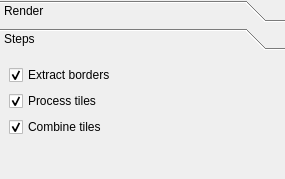
Above: src/gui/config_editor.ui from Trailblaze-Software/Blaze before the change. Below: the same form after it.
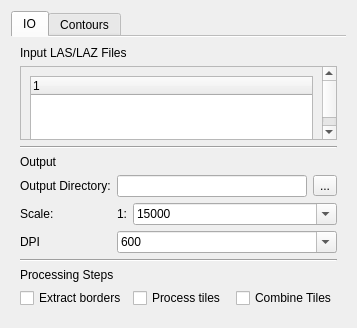
That is the form after the change. The open tabs and pages were chosen to show the change. Icons and pictures are not drawn.

```diff
--- a/src/gui/config_editor.ui
+++ b/src/gui/config_editor.ui
@@ -1,62 +1,125 @@
 <?xml version="1.0" encoding="UTF-8"?>
 <ui version="4.0">
  <class>ConfigEditor</class>
- <widget class="QToolBox" name="ConfigEditor">
+ <widget class="QWidget" name="ConfigEditor">
   <property name="geometry">
    <rect>
     <x>0</x>
     <y>0</y>
-    <width>285</width>
-    <height>179</height>
+    <width>264</width>
+    <height>287</height>
    </rect>
   </property>
-  <property name="windowTitle">
-   <string>ToolBox</string>
-  </property>
-  <widget class="QWidget" name="render_page">
-   <attribute name="icon">
-    <iconset theme="QIcon::ThemeIcon::DocumentPrintPreview"/>
-   </attribute>
-   <attribute name="label">
-    <string>Render</string>
-   </attribute>
-   <attribute name="toolTip">
-    <string>Scale of rendered map images</string>
-   </attribute>
-   <layout class="QFormLayout" name="formLayout">
-    <item row="0" column="0">
+  <layout class="QVBoxLayout">
+   <item>
+    <widget class="QTabWidget" name="tabWidget">
+     <property name="autoFillBackground">
+      <bool>false</bool>
+     </property>
+     <property name="tabPosition">
+      <enum>QTabWidget::TabPosition::North</enum>
+     </property>
+     <property name="tabShape">
+      <enum>QTabWidget::TabShape::Rounded</enum>
+     </property>
+     <property name="currentIndex">
+      <number>0</number>
+     </property>
+     <property name="elideMode">
+      <enum>Qt::TextElideMode::ElideNone</enum>
+     </property>
+     <property name="usesScrollButtons">
+      <bool>false</bool>
+     </property>
+     <property name="documentMode">
+      <bool>true</bool>
+     </property>
+     <property name="tabsClosable">
+      <bool>false</bool>
+     </property>
+     <property name="movable">
+      <bool>true</bool>
+     </property>
+     <widget class="QWidget" name="IO_tab">
+      <attribute name="title">
+       <string>IO</string>
+      </attribute>
+      <layout class="QVBoxLayout" name="verticalLayout_2">
+       <item>
      <widget class="QLabel" name="label">
       <property name="text">
-       <string>Scale:</string>
+          <string>Input LAS/LAZ Files</string>
       </property>
      </widget>
     </item>
-    <item row="0" column="1">
-     <layout class="QFormLayout" name="formLayout_2">
-      <item row="0" column="0">
+       <item>
+        <widget class="QScrollArea" name="scrollArea">
+         <property name="widgetResizable">
+          <bool>true</bool>
+         </property>
+         <widget class="QWidget" name="scrollAreaWidgetContents">
+          <property name="geometry">
+           <rect>
+            <x>0</x>
+            <y>0</y>
+            <width>238</width>
+            <height>70</height>
+           </rect>
+          </property>
+          <layout class="QVBoxLayout" name="verticalLayout">
+           <item>
+            <widget class="QTreeWidget" name="treeWidget">
+             <column>
+              <property name="text">
+               <string notr="true">1</string>
+              </property>
+             </column>
+            </widget>
+           </item>
+          </layout>
+         </widget>
+        </widget>
+       </item>
+       <item>
+        <widget class="Line" name="line">
+         <property name="orientation">
+          <enum>Qt::Orientation::Horizontal</enum>
+         </property>
+        </widget>
+       </item>
+       <item>
        <widget class="QLabel" name="label_2">
         <property name="text">
+          <string>Output</string>
+         </property>
+        </widget>
+       </item>
+       <item>
+        <layout class="QFormLayout" name="formLayout_2">
+         <item row="1" column="0">
+          <widget class="QLabel" name="label_3">
+           <property name="text">
+            <string>Scale:</string>
+           </property>
+          </widget>
+         </item>
+         <item row="1" column="1">
+          <layout class="QFormLayout" name="formLayout_3">
+           <item row="0" column="0">
+            <widget class="QLabel" name="label_4">
+             <property name="text">
          <string>1:</string>
         </property>
        </widget>
       </item>
       <item row="0" column="1">
-       <widget class="QComboBox" name="scale_combo_box">
+            <widget class="QComboBox" name="scale_dropdown">
         <property name="editable">
          <bool>true</bool>
         </property>
-        <property name="currentText">
-         <string>15000</string>
-        </property>
         <property name="currentIndex">
          <number>3</number>
         </property>
-        <property name="maxVisibleItems">
-         <number>10</number>
-        </property>
-        <property name="minimumContentsLength">
-         <number>1</number>
-        </property>
         <item>
          <property name="text">
           <string>5000</string>
@@ -91,15 +154,18 @@
       </item>
      </layout>
     </item>
-    <item row="1" column="0">
-     <widget class="QLabel" name="label_3">
+         <item row="2" column="0">
+          <widget class="QLabel" name="label_5">
       <property name="text">
-       <string>DPI:</string>
+            <string>DPI</string>
       </property>
      </widget>
     </item>
-    <item row="1" column="1">
-     <widget class="QComboBox" name="dpi_combo_box">
+         <item row="2" column="1">
+          <widget class="QComboBox" name="dpi_dropdown">
+           <property name="editable">
+            <bool>true</bool>
+           </property>
       <property name="currentIndex">
        <number>2</number>
       </property>
@@ -125,61 +191,94 @@
       </item>
      </widget>
     </item>
-   </layout>
-  </widget>
-  <widget class="QWidget" name="page_2">
-   <attribute name="label">
-    <string>Steps</string>
-   </attribute>
-   <layout class="QVBoxLayout" name="verticalLayout">
-    <item>
-     <widget class="QCheckBox" name="extract_borders_checkbox">
+         <item row="0" column="0">
+          <widget class="QLabel" name="label_6">
       <property name="text">
-       <string>Extract borders</string>
-      </property>
-      <property name="checked">
-       <bool>true</bool>
-      </property>
-      <property name="tristate">
-       <bool>false</bool>
-      </property>
-     </widget>
-    </item>
+            <string>Output Directory:</string>
+           </property>
+          </widget>
+         </item>
+         <item row="0" column="1">
+          <layout class="QHBoxLayout" name="horizontalLayout">
     <item>
-     <widget class="QCheckBox" name="process_tiles_checkbox">
-      <property name="text">
-       <string>Process tiles</string>
-      </property>
-      <property name="checked">
+            <widget class="QLineEdit" name="out_dir_line_edit">
+             <property name="readOnly">
        <bool>true</bool>
       </property>
      </widget>
     </item>
     <item>
-     <widget class="QCheckBox" name="combine_tiles_checkbox">
-      <property name="text">
-       <string>Combine tiles</string>
-      </property>
-      <property name="checked">
-       <bool>true</bool>
-      </property>
-     </widget>
-    </item>
-    <item>
-     <spacer name="verticalSpacer">
-      <property name="orientation">
-       <enum>Qt::Orientation::Vertical</enum>
-      </property>
-      <property name="sizeHint" stdset="0">
+            <widget class="QToolButton" name="out_dir_button">
+             <property name="minimumSize">
        <size>
         <width>20</width>
-        <height>40</height>
-       </size>
-      </property>
-     </spacer>
-    </item>
-   </layout>
-  </widget>
+               <height>20</height>
+              </size>
+             </property>
+             <property name="text">
+              <string>...</string>
+             </property>
+             <property name="icon">
+              <iconset theme="QIcon::ThemeIcon::DocumentOpen"/>
+             </property>
+             <property name="autoRaise">
+              <bool>false</bool>
+             </property>
+            </widget>
+           </item>
+          </layout>
+         </item>
+        </layout>
+       </item>
+       <item>
+        <widget class="Line" name="line_2">
+         <property name="orientation">
+          <enum>Qt::Orientation::Horizontal</enum>
+         </property>
+        </widget>
+       </item>
+       <item>
+        <widget class="QLabel" name="label_7">
+         <property name="text">
+          <string>Processing Steps</string>
+         </property>
+        </widget>
+       </item>
+       <item>
+        <layout class="QGridLayout" name="gridLayout">
+         <item row="0" column="1">
+          <widget class="QCheckBox" name="process_tiles_checkbox">
+           <property name="text">
+            <string>Process tiles</string>
+           </property>
+          </widget>
+         </item>
+         <item row="0" column="0">
+          <widget class="QCheckBox" name="extract_borders_checkbox">
+           <property name="text">
+            <string>Extract borders</string>
+           </property>
+          </widget>
+         </item>
+         <item row="0" column="2">
+          <widget class="QCheckBox" name="combine_tiles_checkbox">
+           <property name="text">
+            <string>Combine Tiles</string>
+           </property>
+          </widget>
+         </item>
+        </layout>
+       </item>
+      </layout>
+     </widget>
+     <widget class="QWidget" name="tab_2">
+      <attribute name="title">
+       <string>Contours</string>
+      </attribute>
+     </widget>
+    </widget>
+   </item>
+  </layout>
  </widget>
  <resources/>
  <connections/>
```
Lines whose indentation alone changed are shown as unchanged.
